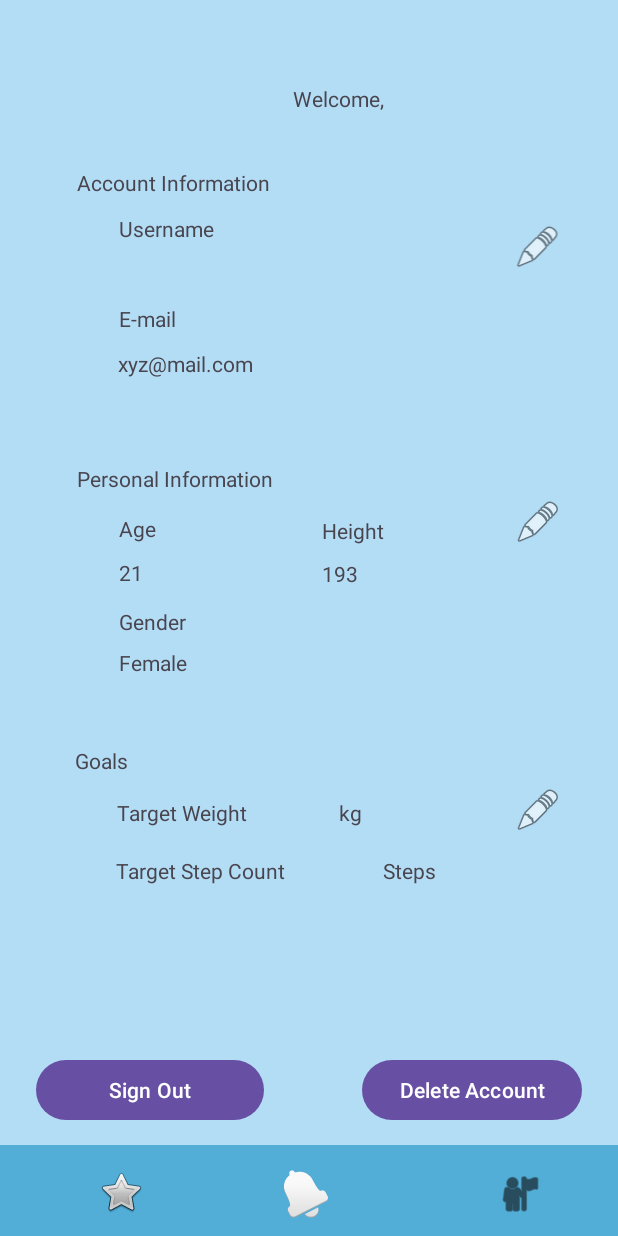
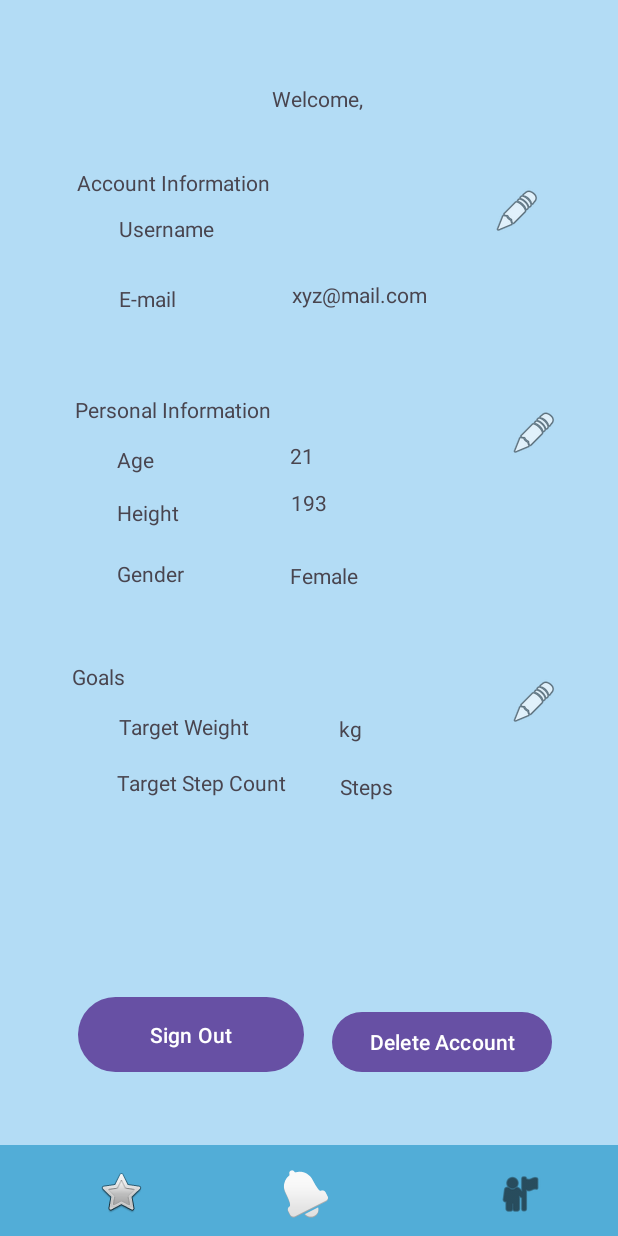
Before and after one commit to yesimyigitbasi/DEU-DigitalTwin-Healthcare, an Android app: the EditAccInfoActivity screen opened directly, with no data from a screen before it, after a tap on "Cancel", on a phone screen of 412 x 824 dp. Run offline under Robolectric (Android 15) with nearby library versions, the light colour scheme and no system bars; our stand-ins replace Volley; network calls fail.

Commit message:
layout fix

```diff
--- a/healthcareDEU/app/src/main/res/layout/settings.xml
+++ b/healthcareDEU/app/src/main/res/layout/settings.xml
@@ -12,8 +12,8 @@
         android:layout_height="wrap_content"
         android:layout_alignParentEnd="true"
         android:layout_alignParentBottom="true"
-        android:layout_marginEnd="37dp"
-        android:layout_marginBottom="268dp"
+        android:layout_marginEnd="40dp"
+        android:layout_marginBottom="340dp"
         app:srcCompat="@android:drawable/ic_menu_edit" />
 
     <TextView
@@ -22,7 +22,8 @@
         android:layout_height="wrap_content"
         android:layout_alignParentStart="true"
         android:layout_alignParentTop="true"
-        android:layout_marginStart="195dp"
+        android:layout_centerHorizontal="true"
+        android:layout_marginStart="181dp"
         android:layout_marginTop="56dp"
         android:text="Name" />
 
@@ -53,7 +54,7 @@
         android:layout_below="@+id/textView15"
         android:layout_alignStart="@+id/textView15"
         android:layout_marginStart="28dp"
-        android:layout_marginTop="71dp"
+        android:layout_marginTop="58dp"
         android:text="E-mail" />
 
     <TextView
@@ -62,8 +63,8 @@
         android:layout_height="wrap_content"
         android:layout_below="@+id/textView15"
         android:layout_alignStart="@+id/textView15"
-        android:layout_marginStart="27dp"
-        android:layout_marginTop="101dp"
+        android:layout_marginStart="143dp"
+        android:layout_marginTop="55dp"
         android:text="xyz@mail.com" />
 
     <TextView
@@ -72,8 +73,8 @@
         android:layout_height="wrap_content"
         android:layout_alignParentStart="true"
         android:layout_alignParentTop="true"
-        android:layout_marginStart="51dp"
-        android:layout_marginTop="309dp"
+        android:layout_marginStart="50dp"
+        android:layout_marginTop="263dp"
         android:text="Personal Information" />
 
     <TextView
@@ -88,14 +89,14 @@
 
     <TextView
         android:id="@+id/textView28"
-        android:layout_width="wrap_content"
+        android:layout_width="92dp"
         android:layout_height="wrap_content"
         android:layout_alignParentStart="true"
         android:layout_alignParentTop="true"
         android:layout_alignParentEnd="true"
-        android:layout_marginStart="50dp"
-        android:layout_marginTop="497dp"
-        android:layout_marginEnd="325dp"
+        android:layout_marginStart="48dp"
+        android:layout_marginTop="441dp"
+        android:layout_marginEnd="253dp"
         android:text="Goals" />
 
     <TextView
@@ -104,8 +105,8 @@
         android:layout_height="wrap_content"
         android:layout_below="@+id/textView28"
         android:layout_alignStart="@+id/textView28"
-        android:layout_marginStart="27dp"
-        android:layout_marginTop="54dp"
+        android:layout_marginStart="30dp"
+        android:layout_marginTop="51dp"
         android:text="Target Step Count" />
 
     <TextView
@@ -113,7 +114,7 @@
         android:layout_width="wrap_content"
         android:layout_height="wrap_content"
         android:layout_below="@+id/textView28"
-        android:layout_marginStart="90dp"
+        android:layout_marginStart="60dp"
         android:layout_marginTop="54dp"
         android:layout_toEndOf="@+id/textView29"
         android:text="Steps" />
@@ -164,20 +165,20 @@
         android:layout_height="wrap_content"
         android:layout_below="@+id/textView16"
         android:layout_alignStart="@+id/textView15"
-        android:layout_marginStart="28dp"
-        android:layout_marginTop="11dp"
+        android:layout_marginStart="143dp"
+        android:layout_marginTop="-18dp"
         android:text="TextView" />
 
     <Button
         android:id="@+id/signOutBtn"
-        android:layout_width="151dp"
-        android:layout_height="wrap_content"
+        android:layout_width="wrap_content"
+        android:layout_height="58dp"
         android:layout_alignParentStart="true"
         android:layout_alignParentEnd="true"
         android:layout_alignParentBottom="true"
-        android:layout_marginStart="24dp"
-        android:layout_marginEnd="236dp"
-        android:layout_marginBottom="73dp"
+        android:layout_marginStart="52dp"
+        android:layout_marginEnd="209dp"
+        android:layout_marginBottom="105dp"
         android:text="Sign Out" />
 
     <Button
@@ -187,9 +188,9 @@
         android:layout_alignParentStart="true"
         android:layout_alignParentEnd="true"
         android:layout_alignParentBottom="true"
-        android:layout_marginStart="241dp"
-        android:layout_marginEnd="24dp"
-        android:layout_marginBottom="73dp"
+        android:layout_marginStart="221dp"
+        android:layout_marginEnd="44dp"
+        android:layout_marginBottom="105dp"
         android:text="Delete Account" />
 
     <ImageView
@@ -199,9 +200,9 @@
         android:layout_alignParentStart="true"
         android:layout_alignParentEnd="true"
         android:layout_alignParentBottom="true"
-        android:layout_marginStart="342dp"
-        android:layout_marginEnd="37dp"
-        android:layout_marginBottom="643dp"
+        android:layout_marginStart="315dp"
+        android:layout_marginEnd="38dp"
+        android:layout_marginBottom="667dp"
         app:srcCompat="@android:drawable/ic_menu_edit" />
 
     <ImageView
@@ -210,8 +211,8 @@
         android:layout_height="wrap_content"
         android:layout_alignParentEnd="true"
         android:layout_alignParentBottom="true"
-        android:layout_marginEnd="37dp"
-        android:layout_marginBottom="460dp"
+        android:layout_marginEnd="40dp"
+        android:layout_marginBottom="519dp"
         app:srcCompat="@android:drawable/ic_menu_edit" />
 
     <TextView
@@ -220,8 +221,8 @@
         android:layout_height="wrap_content"
         android:layout_below="@+id/textView28"
         android:layout_alignStart="@+id/textView28"
-        android:layout_marginStart="28dp"
-        android:layout_marginTop="15dp"
+        android:layout_marginStart="31dp"
+        android:layout_marginTop="14dp"
         android:text="Target Weight" />
 
     <TextView
@@ -230,8 +231,9 @@
         android:layout_height="wrap_content"
         android:layout_below="@+id/textView22"
         android:layout_alignStart="@+id/textView21"
-        android:layout_marginStart="28dp"
-        android:layout_marginTop="10dp"
+        android:layout_centerHorizontal="true"
+        android:layout_marginStart="143dp"
+        android:layout_marginTop="-22dp"
         android:text="21" />
 
     <TextView
@@ -240,8 +242,8 @@
         android:layout_height="wrap_content"
         android:layout_below="@+id/textView21"
         android:layout_alignStart="@+id/textView21"
-        android:layout_marginStart="163dp"
-        android:layout_marginTop="15dp"
+        android:layout_marginStart="28dp"
+        android:layout_marginTop="49dp"
         android:text="Height" />
 
     <TextView
@@ -250,8 +252,8 @@
         android:layout_height="wrap_content"
         android:layout_alignStart="@+id/textView21"
         android:layout_alignBottom="@+id/textView21"
-        android:layout_marginStart="163dp"
-        android:layout_marginBottom="-63dp"
+        android:layout_marginStart="144dp"
+        android:layout_marginBottom="-62dp"
         android:text="193" />
 
     <TextView
@@ -261,7 +263,7 @@
         android:layout_alignStart="@+id/textView21"
         android:layout_alignBottom="@+id/textView21"
         android:layout_marginStart="28dp"
-        android:layout_marginBottom="-95dp"
+        android:layout_marginBottom="-109dp"
         android:text="Gender" />
 
     <TextView
@@ -270,8 +272,8 @@
         android:layout_height="wrap_content"
         android:layout_below="@+id/textView21"
         android:layout_alignStart="@+id/textView21"
-        android:layout_marginStart="28dp"
-        android:layout_marginTop="103dp"
+        android:layout_marginStart="143dp"
+        android:layout_marginTop="91dp"
         android:text="Female" />
 
     <TextView
@@ -280,7 +282,7 @@
         android:layout_height="wrap_content"
         android:layout_below="@+id/textView28"
         android:layout_alignStart="@+id/textView28"
-        android:layout_marginStart="176dp"
+        android:layout_marginStart="178dp"
         android:layout_marginTop="15dp"
         android:text="kg" />
 
```
Also changed, not shown: healthcareDEU/app/src/main/res/layout/create_account.xml (+13 -12 lines), healthcareDEU/app/src/main/res/layout/edit_acc_info.xml (+11 -9 lines), healthcareDEU/app/src/main/res/layout/edit_goals.xml (+4 -4 lines), healthcareDEU/app/src/main/res/layout/edit_personal_info.xml (+31 -27 lines), healthcareDEU/app/src/main/res/layout/home_screen.xml (+10 -9 lines), healthcareDEU/app/src/main/res/layout/log_in.xml (+10 -7 lines), healthcareDEU/app/src/main/res/layout/statistics.xml (+13 -13 lines).
